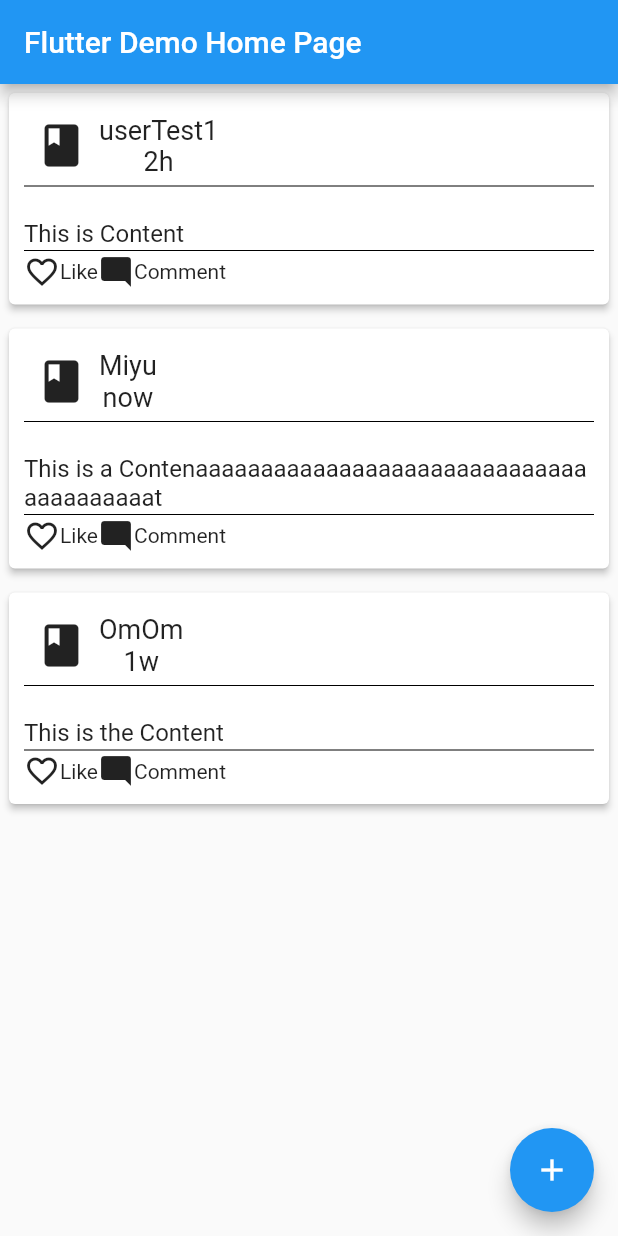
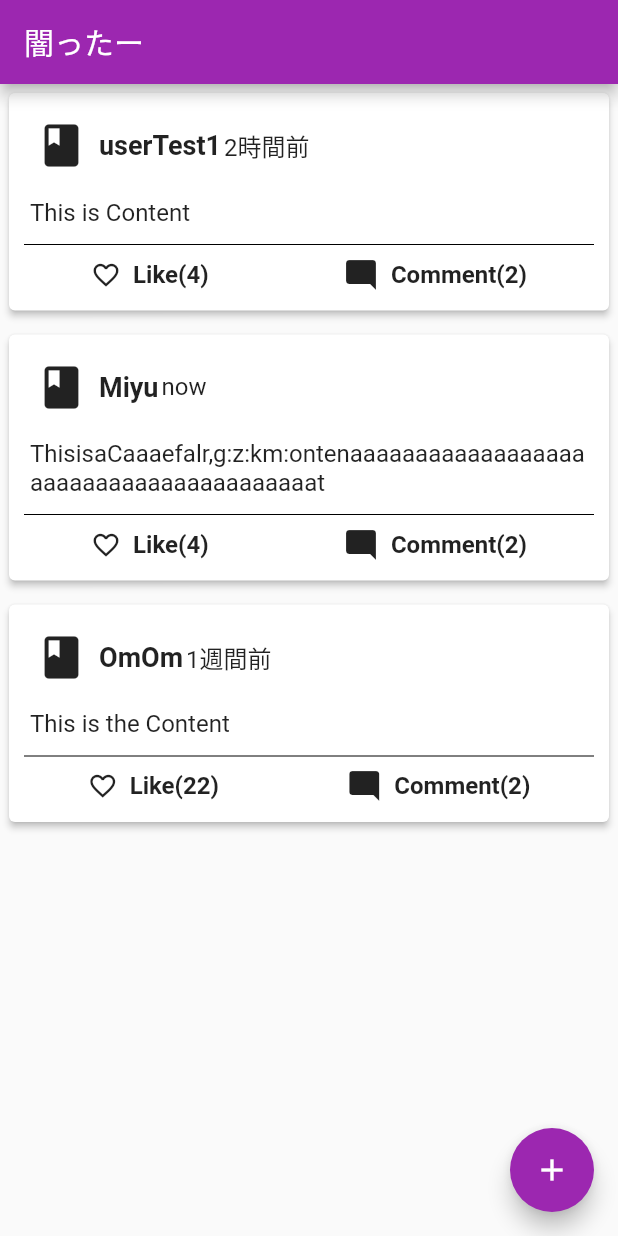
Before and after one commit to Utrilloppo/Portfolio, a Flutter app: the screen it shows after launch, on a phone screen of 412 x 824 dp. Run offline on Flutter 3.47's test engine with Material 2 defaults, Android fonts, the phone set to English and light mode, and no system bars.

Commit message:
add TimeStamp

```diff
--- a/lib/main.dart
+++ b/lib/main.dart
@@ -10,11 +10,11 @@ class MyApp extends StatelessWidget {
   @override
   Widget build(BuildContext context) {
     return MaterialApp(
-      title: 'Flutter Demo',
+      title: '闇ったー',
       theme: ThemeData(
-        primarySwatch: Colors.blue,
+        primarySwatch: Colors.purple,
       ),
-      home: MyHomePage(title: 'Flutter Demo Home Page'),
+      home: MyHomePage(title: '闇ったー'),
     );
   }
 }
@@ -65,7 +65,7 @@ class _MyHomePageState extends State<MyHomePage> {
             .subtract(new Duration(seconds: 2))
             .millisecondsSinceEpoch,
         postContent:
-            "This is a Contenaaaaaaaaaaaaaaaaaaaaaaaaaaaaaaaaaaaaaaaat",
+            "ThisisaCaaaefalr,g:z:km:ontenaaaaaaaaaaaaaaaaaaaaaaaaaaaaaaaaaaaaaaaat",
         postCommentCount: 2,
         postLikeCount: 4,
         postImage: ''),
@@ -77,7 +77,7 @@ class _MyHomePageState extends State<MyHomePage> {
             .millisecondsSinceEpoch,
         postContent: "This is the Content",
         postCommentCount: 2,
-        postLikeCount: 4,
+        postLikeCount: 22,
         postImage: ''),
   ];
 
@@ -153,44 +153,70 @@ Widget _listTile(ThreadPostData data) {
                           size: 34,
                         ),
                       ),
-                      Column(
-                        children: [
                       Text(
                         data.userName,
-                            style: TextStyle(fontSize: 18),
+                        style: TextStyle(
+                            fontSize: 18, fontWeight: FontWeight.bold),
                       ),
-                          Text(
+                      Padding(
+                        padding: const EdgeInsets.all(2.0),
+                        child: Container(
+                          child: Text(
                             readTimestamp(data.postTimeStamp),
-                            style: TextStyle(fontSize: 18),
+                            style:
+                                TextStyle(fontSize: 16, color: Colors.black87),
+                          ),
+                        ),
                       ),
                     ],
                   ),
-                    ],
+                  Padding(
+                    padding: EdgeInsets.fromLTRB(4, 10, 4, 10),
+                    child: Text(
+                      data.postContent,
+                      style: TextStyle(fontSize: 16),
+                    ),
                   ),
                   Divider(
                     height: 4,
                     color: Colors.black,
                   ),
                   Padding(
-                    padding: EdgeInsets.fromLTRB(4, 10, 4, 10),
+                    padding: const EdgeInsets.only(top: 6, bottom: 2),
+                    child: Row(
+                      mainAxisAlignment: MainAxisAlignment.spaceAround,
+                      children: [
+                        Row(
+                          children: [
+                            Icon(
+                              Icons.favorite_border,
+                              size: 20,
                             ),
-                  Text(
-                    data.postContent,
-                    style: TextStyle(fontSize: 16),
+                            Padding(
+                              padding: const EdgeInsets.only(left: 8),
+                              child: Text(
+                                "Like(${data.postLikeCount})",
+                                style: TextStyle(
+                                    fontSize: 16, fontWeight: FontWeight.bold),
                               ),
-                  Divider(
-                    height: 4,
-                    color: Colors.black,
+                            )
+                          ],
                         ),
                         Row(
                           children: [
-                      Row(
-                        children: [Icon(Icons.favorite_border), Text("Like")],
+                            Icon(Icons.mode_comment),
+                            Padding(
+                              padding: const EdgeInsets.only(left: 8),
+                              child: Text(
+                                "Comment(${data.postCommentCount})",
+                                style: TextStyle(
+                                    fontSize: 16, fontWeight: FontWeight.bold),
                               ),
-                      Row(
-                        children: [Icon(Icons.mode_comment), Text("Comment")],
                             ),
                           ],
+                        ),
+                      ],
+                    ),
                   ),
                 ],
               ),
--- a/lib/utils.dart
+++ b/lib/utils.dart
@@ -9,9 +9,9 @@ String readTimestamp(int timestamp) {
       diff.inMinutes > 0 && diff.inHours == 0 ||
       diff.inHours > 0 && diff.inDays == 0) {
     if (diff.inHours > 0) {
-      time = diff.inHours.toString() + 'h';
+      time = diff.inHours.toString() + '時間前';
     } else if (diff.inMinutes > 0) {
-      time = diff.inMinutes.toString() + 'm';
+      time = diff.inMinutes.toString() + '分前';
     } else if (diff.inSeconds > 0) {
       time = 'now';
     } else if (diff.inMilliseconds > 0) {
@@ -22,11 +22,11 @@ String readTimestamp(int timestamp) {
       time = 'now';
     }
   } else if (diff.inDays > 0 && diff.inDays < 7) {
-    time = diff.inDays.toString() + 'd';
+    time = diff.inDays.toString() + '日前';
   } else if (diff.inDays > 6) {
-    time = (diff.inDays / 7).floor().toString() + 'w';
+    time = (diff.inDays / 7).floor().toString() + '週間前';
   } else if (diff.inDays > 29) {
-    time = (diff.inDays / 30).floor().toString() + 'm';
+    time = (diff.inDays / 30).floor().toString() + '分前';
   } else if (diff.inDays > 365) {
     time = '${date.month} ${date.day}, ${date.year}';
   }
```
Also changed, not shown: lib/threadMain.dart (added), lib/userProfile.dart (added). Lines whose indentation alone changed are shown as unchanged.
